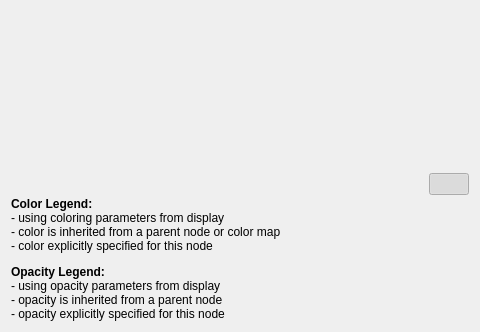
Old version of the form Qt/Components/Resources/UI/pqMultiBlockInspectorWidget.ui in the repository Kitware/ParaView; both pictures show x 0 to 480 and y 308 to 640 of the 480 by 640 pixel window.
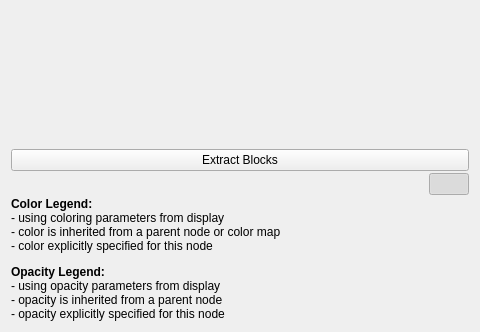
New version of the form. Icons and pictures are not drawn.

Commit message: pqMultiBlockInspectorWidget: Add Extract Blocks button

```diff
--- a/Qt/Components/Resources/UI/pqMultiBlockInspectorWidget.ui
+++ b/Qt/Components/Resources/UI/pqMultiBlockInspectorWidget.ui
@@ -13,7 +13,7 @@
   <property name="windowTitle">
    <string>Multi-block Inspector</string>
   </property>
-  <layout class="QVBoxLayout" name="verticalLayout" stretch="1,0,0">
+  <layout class="QVBoxLayout" name="verticalLayout" stretch="1,0,0,0">
    <property name="spacing">
     <number>2</number>
    </property>
@@ -35,6 +35,13 @@
      </layout>
     </widget>
    </item>
+   <item>
+    <widget class="QPushButton" name="extractBlocks">
+     <property name="text">
+      <string>Extract Blocks</string>
+     </property>
+    </widget>
+   </item>
    <item>
     <layout class="QHBoxLayout" name="horizontalLayout">
      <item>
```
The commit also changes 2 other files.
